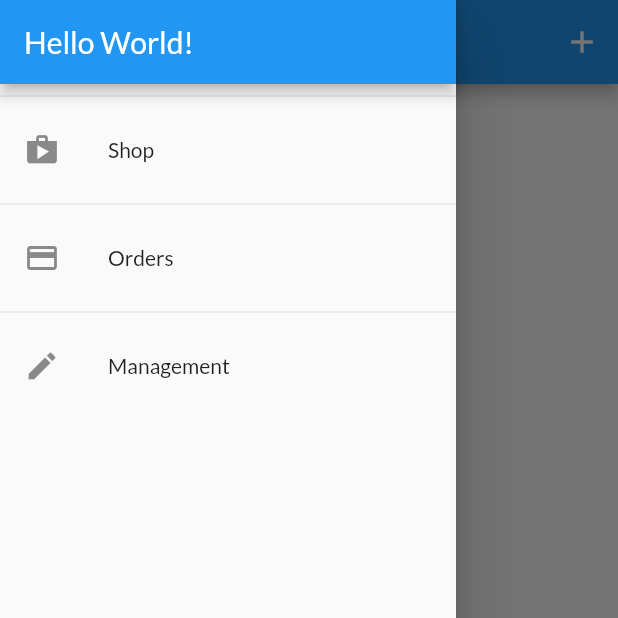
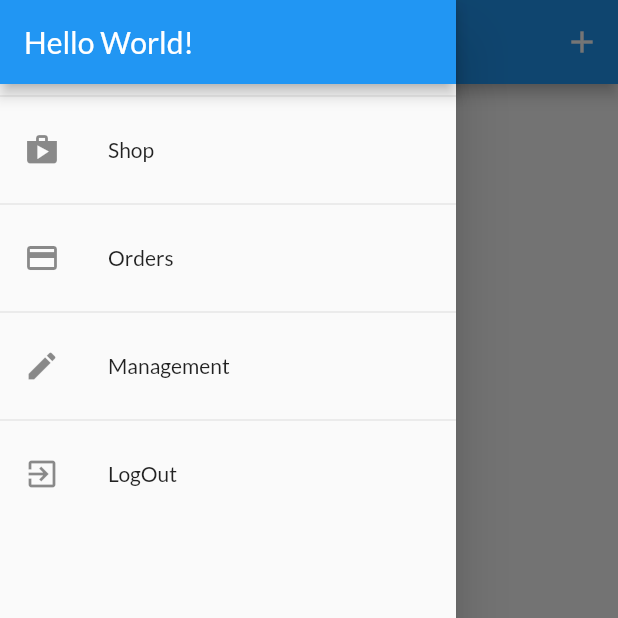
Before and after one commit to TheValkDokk/Flutter_Shop_App, a Flutter app: the UserProductsScreen screen opened by its route, with the side drawer open, on a phone screen of 412 x 824 dp, the top half of it. Run offline on Flutter 3.47's test engine with Material 2 defaults, Android fonts, the light colour scheme and no system bars; our stand-ins replace shared_preferences; accounts and stored records are empty; network calls fail.

Commit message:
added auto auth functions

```diff
--- a/lib/providers/orders.dart
+++ b/lib/providers/orders.dart
@@ -21,7 +21,9 @@ class OrderItem {
 class Orders with ChangeNotifier {
   List<OrderItem> _orders = [];
   final String authToken;
-  Orders(this.authToken, this._orders);
+  final String userId;
+
+  Orders(this.authToken, this.userId, this._orders);
   List<OrderItem> get orders {
     return [..._orders];
   }
@@ -29,7 +31,7 @@ class Orders with ChangeNotifier {
   Future<void> fetchOrder() async {
     try {
       final url = Uri.parse(
-          'https://flutter-shop-62017-default-rtdb.asia-southeast1.firebasedatabase.app/orders.json?auth=$authToken');
+          'https://flutter-shop-62017-default-rtdb.asia-southeast1.firebasedatabase.app/orders/$userId.json?auth=$authToken');
       final response = await http.get(url);
       final List<OrderItem> list = [];
       final extractedData = json.decode(response.body) as Map<String, dynamic>;
@@ -66,7 +68,7 @@ class Orders with ChangeNotifier {
   Future<void> addOrder(List<CartItem> cartProducts, double total) async {
     try {
       final url = Uri.parse(
-          'https://flutter-shop-62017-default-rtdb.asia-southeast1.firebasedatabase.app/orders.json?auth=$authToken');
+          'https://flutter-shop-62017-default-rtdb.asia-southeast1.firebasedatabase.app/orders/$userId.json?auth=$authToken');
       final timeSp = DateTime.now();
       final response = await http.post(
         url,
--- a/lib/screens/user_products_screen.dart
+++ b/lib/screens/user_products_screen.dart
@@ -8,12 +8,12 @@ import '../providers/products.dart';
 class UserProductsScreen extends StatelessWidget {
   static const routeName = '/user-products';
   Future<void> _refeshProduct(BuildContext ctx) async {
-    await Provider.of<Products>(ctx, listen: false).fetchPro();
+    await Provider.of<Products>(ctx, listen: false).fetchPro(true);
   }
 
   @override
   Widget build(BuildContext context) {
-    final productData = Provider.of<Products>(context).items;
+    // final productData = Provider.of<Products>(context).items;
     return Scaffold(
       drawer: AppDrawer(),
       appBar: AppBar(
@@ -26,17 +26,29 @@ class UserProductsScreen extends StatelessWidget {
           ),
         ],
       ),
-      body: RefreshIndicator(
-        onRefresh: () => _refeshProduct(context),
-        child: ListView.builder(
-          itemCount: productData.length,
-          itemBuilder: (ctx, i) => UserProductItem(
-            productData[i].id,
-            productData[i].title,
-            productData[i].imageUrl,
-            productData[i].price,
-          ),
-        ),
+      body: FutureBuilder(
+        future: _refeshProduct(context),
+        builder: (ctx, snap) => snap.connectionState == ConnectionState.waiting
+            ? Center(
+                child: CircularProgressIndicator(),
+              )
+            : RefreshIndicator(
+                onRefresh: () => _refeshProduct(context),
+                child: Consumer<Products>(
+                  builder: (ctx, productData, _) => Padding(
+                    padding: EdgeInsets.all(8),
+                    child: ListView.builder(
+                      itemCount: productData.items.length,
+                      itemBuilder: (ctx, i) => UserProductItem(
+                        productData.items[i].id,
+                        productData.items[i].title,
+                        productData.items[i].imageUrl,
+                        productData.items[i].price,
+                      ),
+                    ),
+                  ),
+                ),
+              ),
       ),
     );
   }
--- a/lib/widgets/app_drawer.dart
+++ b/lib/widgets/app_drawer.dart
@@ -1,4 +1,6 @@
 import 'package:flutter/material.dart';
+import '../providers/auth.dart';
+import 'package:provider/provider.dart';
 import '../screens/user_products_screen.dart';
 import '../screens/orders_screen.dart';
 
@@ -32,6 +34,12 @@ class AppDrawer extends StatelessWidget {
             onTap: () => Navigator.of(context)
                 .pushReplacementNamed(UserProductsScreen.routeName),
           ),
+          Divider(),
+          ListTile(
+            leading: Icon(Icons.exit_to_app),
+            title: Text('LogOut'),
+            onTap: () => Provider.of<Auth>(context, listen: false).logout(),
+          ),
         ],
       ),
     );
--- a/lib/widgets/product_item.dart
+++ b/lib/widgets/product_item.dart
@@ -33,7 +33,10 @@ class ProductItem extends StatelessWidget {
             backgroundColor: Colors.black87,
             leading: IconButton(
               color: Colors.deepOrange,
-              onPressed: () => product.switchFavorite(authData.token),
+              onPressed: () => product.switchFavorite(
+                authData.token,
+                authData.userId,
+              ),
               icon: Icon(
                   product.isFavorite ? Icons.favorite : Icons.favorite_border),
             ),
--- a/pubspec.yaml
+++ b/pubspec.yaml
@@ -32,6 +32,7 @@ dependencies:
   intl: ^0.17.0
   http: ^0.13.4
   flutter_native_splash: ^1.3.1
+  shared_preferences: ^2.0.9
 
 dev_dependencies:
   flutter_test:
```
Also changed, not shown: lib/main.dart (+14 -3 lines), lib/providers/auth.dart (+56 -0 lines), lib/providers/product.dart (+5 -6 lines), lib/providers/products.dart (+24 -46 lines), lib/screens/splash_screen.dart (added, +12 -0 lines), pubspec.lock.
